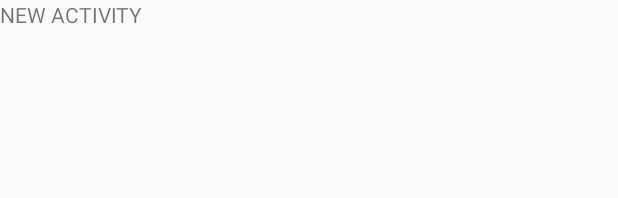
After one commit to ARWongQ/SimpleQuestionsProject, an Android app: the layout activity_question.xml on its own in the app's theme, with its tools: preview values and no code run, on a phone screen of 412 x 824 dp. The commit adds this screen. Shown: the top 198 px of the screen. Run offline under Robolectric (Android 15) with nearby library versions, the phone set to English and light mode, and no system bars.

Commit message:
implenting new activity with fragment

```diff
--- a/app/src/main/AndroidManifest.xml
+++ b/app/src/main/AndroidManifest.xml
@@ -19,7 +19,8 @@
                 <category android:name="android.intent.category.LAUNCHER" />
             </intent-filter>
         </activity>
-        <activity android:name=".QuestionPagerActivity"></activity>
+        <activity android:name=".QuestionPagerActivity" />
+        <activity android:name=".QuestionActivity"></activity>
     </application>
 
 </manifest>
--- a/app/src/main/java/com/armz/simplequestions/MainActivity.java
+++ b/app/src/main/java/com/armz/simplequestions/MainActivity.java
@@ -106,17 +106,15 @@ public class MainActivity extends AppCompatActivity {
                 case 0:
                    Tab1Practice tab1 = new Tab1Practice();
                    return tab1;
+
                 case 1:
                     Tab2Contacts tab2 = new Tab2Contacts();
                     return tab2;
-                    //QuestionFragment tab2 = new QuestionFragment();
-                    //return tab2;
 
                 case 2:
-                    //Tab3Contacts tab3 = new Tab3Contacts();
-                    //return tab3;
                     QuestionListFragment tab3 = new QuestionListFragment();
                     return tab3;
+
                 default:
                     System.out.println("Tab not found");
                     return null;
--- /dev/null
+++ b/app/src/main/res/layout/activity_question.xml
@@ -0,0 +1,16 @@
+<?xml version="1.0" encoding="utf-8"?>
+<android.support.constraint.ConstraintLayout
+    xmlns:android="http://schemas.android.com/apk/res/android"
+    xmlns:app="http://schemas.android.com/apk/res-auto"
+    xmlns:tools="http://schemas.android.com/tools"
+    android:layout_width="match_parent"
+    android:layout_height="match_parent"
+    tools:context="com.armz.simplequestions.QuestionActivity">
+
+    <TextView
+        android:id="@+id/title_TextView"
+        android:layout_width="wrap_content"
+        android:layout_height="wrap_content"
+        android:text="NEW ACTIVITY"/>
+
+</android.support.constraint.ConstraintLayout>
--- a/app/src/main/res/layout/tab1practice.xml
+++ b/app/src/main/res/layout/tab1practice.xml
@@ -29,4 +29,6 @@
         app:layout_constraintLeft_toLeftOf="parent"
         app:layout_constraintTop_toTopOf="@+id/constraintLayout" />
 
+
+
 </android.support.constraint.ConstraintLayout>
```
Also changed, not shown: app/src/main/java/com/armz/simplequestions/QuestionActivity.java (added, +33 -0 lines), app/src/main/java/com/armz/simplequestions/Tab1Practice.java (+19 -0 lines).
